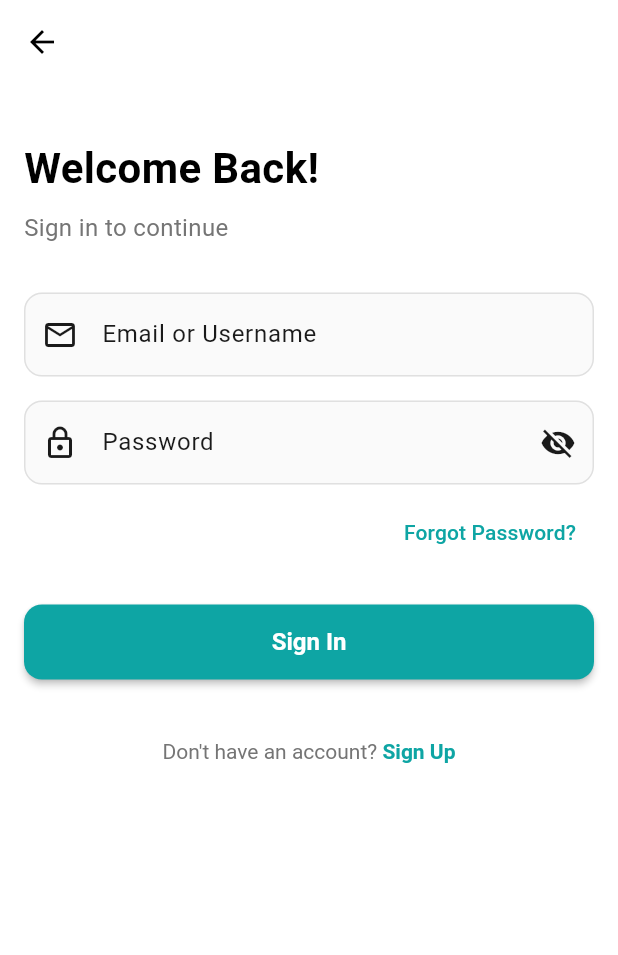
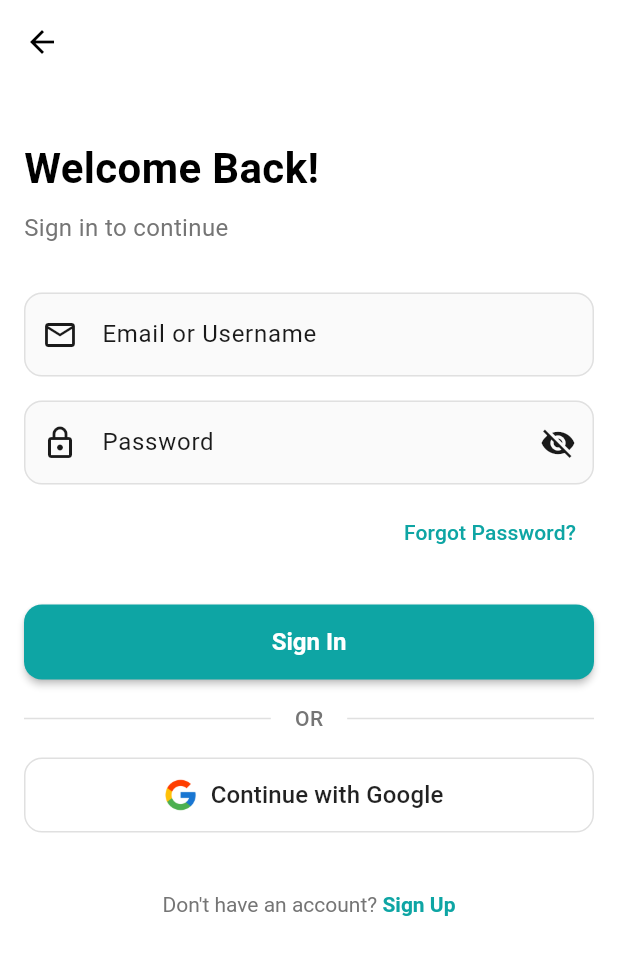
Before and after one commit to Moiz-Jamaal/FindMeBiz-App, a Flutter app: the AuthView screen opened by its route, on a phone screen of 412 x 824 dp. Shown: the top 955 px of the screen. Run offline on Flutter 3.47's test engine with Material 3 defaults, Android fonts, the phone set to English and light mode, and no system bars; our stand-ins replace firebase_analytics, firebase_auth, firebase_core, firebase_crashlytics, firebase_messaging, flutter_local_notifications and 8 more; missing offline and left inert: flutter_cashfree_pg_sdk, razorpay_web; accounts and stored records are empty.

Commit message:
feat(auth): integrate Firebase Google Sign-In with backend support
- Added Firebase Authentication and Google Sign-In dependencies.
- Implemented Google Sign-In functionality in AuthService.
- Updated UsersProfile model to include Google ID.
- Enhanced AuthController to handle Google Sign-In process.
- Created Google Sign-In button in AuthView.
- Added testing guide for Google Sign-In scenarios.
- Updated platform-specific configurations for Android and iOS.
- Included Google logo asset and README for asset requirements.
- Adjusted pubspec.yaml and build.gradle.kts for new dependencies.

```diff
--- a/lib/app/data/models/api/users_profile.dart
+++ b/lib/app/data/models/api/users_profile.dart
@@ -1,5 +1,6 @@
 class UsersProfile {
   final int? userid;
+  final String? googleid;
   final String username;
   final String? fullname;
   final String emailid;
@@ -14,6 +15,7 @@ class UsersProfile {
 
   UsersProfile({
     this.userid,
+    this.googleid,
     required this.username,
     this.fullname,
     required this.emailid,
@@ -37,6 +39,7 @@ class UsersProfile {
     }
     return UsersProfile(
       userid: pick<int>('UserId', 'userid'),
+      googleid: pick<String>('GoogleId', 'googleid'),
       username: (pick<String>('Username', 'username'))!,
       fullname: pick<String>('FullName', 'fullname'),
       emailid: (pick<String>('EmailId', 'emailid'))!,
@@ -58,6 +61,7 @@ class UsersProfile {
   Map<String, dynamic> toJson() {
     return {
       if (userid != null) 'UserId': userid,
+      if (googleid != null) 'GoogleId': googleid,
       'Username': username,
       'FullName': fullname,
       'EmailId': emailid,
@@ -74,6 +78,7 @@ class UsersProfile {
 
   UsersProfile copyWith({
     int? userid,
+    String? googleid,
     String? username,
     String? fullname,
     String? emailid,
@@ -88,6 +93,7 @@ class UsersProfile {
   }) {
     return UsersProfile(
       userid: userid ?? this.userid,
+      googleid: googleid ?? this.googleid,
       username: username ?? this.username,
       fullname: fullname ?? this.fullname,
       emailid: emailid ?? this.emailid,
--- a/lib/app/modules/auth/views/auth_view.dart
+++ b/lib/app/modules/auth/views/auth_view.dart
@@ -84,6 +84,60 @@ class AuthView extends GetView<AuthController> {
                             color: Colors.white,
                           ),
                         ),
+                ),
+              )),
+
+              const SizedBox(height: 16),
+
+              // OR Divider
+              Row(
+                children: [
+                  Expanded(child: Divider(color: Colors.grey[300])),
+                  Padding(
+                    padding: const EdgeInsets.symmetric(horizontal: 16),
+                    child: Text(
+                      'OR',
+                      style: TextStyle(
+                        color: Colors.grey[600],
+                        fontWeight: FontWeight.w500,
+                      ),
+                    ),
+                  ),
+                  Expanded(child: Divider(color: Colors.grey[300])),
+                ],
+              ),
+
+              const SizedBox(height: 16),
+
+              // Google Sign-In Button
+              Obx(() => SizedBox(
+                width: double.infinity,
+                height: 50,
+                child: OutlinedButton.icon(
+                  onPressed: controller.isLoading.value
+                      ? null
+                      : controller.signInWithGoogle,
+                  style: OutlinedButton.styleFrom(
+                    side: BorderSide(color: Colors.grey[300]!),
+                    shape: RoundedRectangleBorder(
+                      borderRadius: BorderRadius.circular(AppConstants.defaultRadius),
+                    ),
+                  ),
+                  icon: Image.asset(
+                    'assets/images/google_logo.png',
+                    height: 24,
+                    width: 24,
+                  ),
+                  label: Text(
+                    controller.isLoginMode.value
+                        ? 'Continue with Google'
+                        : 'Sign Up with Google',
+                    style: const TextStyle(
+                      fontSize: 16,
+                      fontWeight: FontWeight.w500,
+                      color: Colors.black87,
+                    ),
+                  ),
                 ),
               )),
 
--- a/pubspec.yaml
+++ b/pubspec.yaml
@@ -48,11 +48,16 @@ dependencies:
   latlong2: ^0.9.1
   firebase_analytics: ^11.3.4
   firebase_crashlytics: ^4.1.5
+  firebase_auth: ^5.3.2
 
   # Image and file handling
   image_picker: ^1.1.2
   uuid: ^4.5.0
   permission_handler: ^12.0.1
+  flutter_svg: ^2.0.10+1
+
+  # Google Sign-In (Firebase handles this now)
+  google_sign_in: ^6.2.1
 
 dev_dependencies:
   flutter_test:
@@ -80,6 +85,7 @@ flutter:
   # To add assets to your application, add an assets section, like this:
   assets:
     - assets/appicon.png
+    - assets/images/google_logo.png
     - shorebird.yaml
 
   # An image asset can refer to one or more resolution-specific "variants", see
```
Also changed, not shown: lib/app/modules/auth/controllers/auth_controller.dart (+37 -0 lines), lib/app/services/auth_service.dart (+99 -0 lines), assets/images/google_logo.png (added), pubspec.lock, 11 other files.
